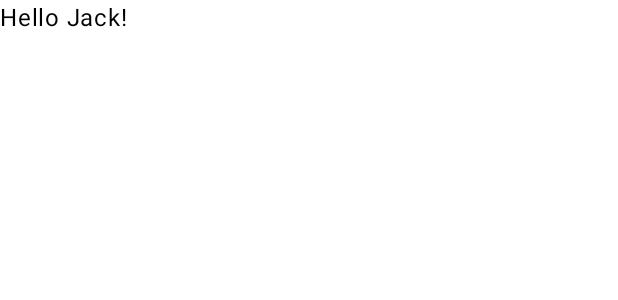
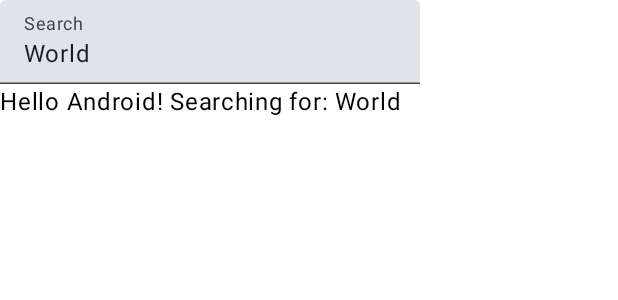
Before and after one commit to sesh9096/ooad_semester_project, an Android app built with Jetpack Compose: the @Preview function GreetingPreview, on a phone screen of 412 x 824 dp. Shown: the top 300 px of the screen. Run offline under Robolectric (Android 15) with nearby library versions, the phone set to English and light mode, and no system bars.

Commit message:
Added search bar

```diff
--- a/app/src/main/java/definote/ooad/MainActivity.kt
+++ b/app/src/main/java/definote/ooad/MainActivity.kt
@@ -3,11 +3,13 @@ package definote.ooad
 import android.os.Bundle
 import androidx.activity.ComponentActivity
 import androidx.activity.compose.setContent
-import androidx.compose.foundation.layout.fillMaxSize
+import androidx.compose.foundation.layout.Column
+import androidx.compose.foundation.layout.fillMaxWidth
 import androidx.compose.material3.MaterialTheme
 import androidx.compose.material3.Surface
+import androidx.compose.material3.TextField
 import androidx.compose.material3.Text
-import androidx.compose.runtime.Composable
+import androidx.compose.runtime.*
 import androidx.compose.ui.Modifier
 import androidx.compose.ui.tooling.preview.Preview
 import definote.ooad.ui.theme.MyApplicationTheme
@@ -17,9 +19,15 @@ class MainActivity : ComponentActivity() {
         super.onCreate(savedInstanceState)
         setContent {
             MyApplicationTheme {
-                // A surface container using the 'background' color from the theme
-                Surface(modifier = Modifier.fillMaxSize(), color = MaterialTheme.colorScheme.background) {
-                    Greeting("Android")
+                Surface(modifier = Modifier.fillMaxWidth(), color = MaterialTheme.colorScheme.background) {
+                    var searchText by remember { mutableStateOf("") }
+                    Column {
+                        SearchBar(
+                            searchText = searchText,
+                            onSearchTextChanged = { searchText = it }
+                        )
+                        Greeting(name = "Android", searchText = searchText)
+                    }
                 }
             }
         }
@@ -27,17 +35,27 @@ class MainActivity : ComponentActivity() {
 }
 
 @Composable
-fun Greeting(name: String, modifier: Modifier = Modifier) {
-    Text(
-            text = "Hello $name!",
-            modifier = modifier
+fun SearchBar(searchText: String, onSearchTextChanged: (String) -> Unit) {
+    TextField(
+        value = searchText,
+        onValueChange = onSearchTextChanged,
+        label = { Text("Search") }
     )
+}
+
+@Composable
+fun Greeting(name: String, searchText: String) {
+    Text(text = "Hello $name! Searching for: $searchText")
 }
 
 @Preview(showBackground = true)
 @Composable
 fun GreetingPreview() {
     MyApplicationTheme {
-        Greeting("Jack")
+        Column {
+            val searchText = remember { mutableStateOf("World") }
+            SearchBar(searchText = searchText.value) { searchText.value = it }
+            Greeting(name = "Android", searchText = searchText.value)
+        }
     }
 }
```
Also changed, not shown: app/src/main/res/layout/activity_main.xml (added, +10 -0 lines).
